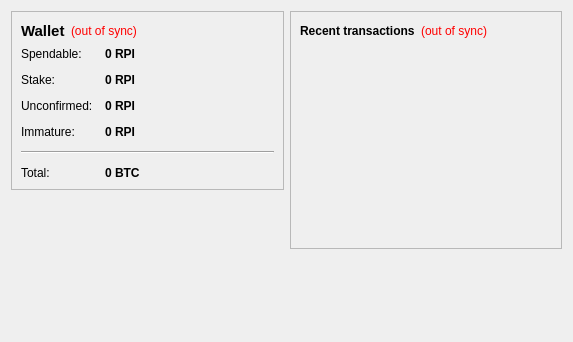
First picture: the form in src/qt/forms/overviewpage.ui, repository rpicoin/rpicore, before the edit.
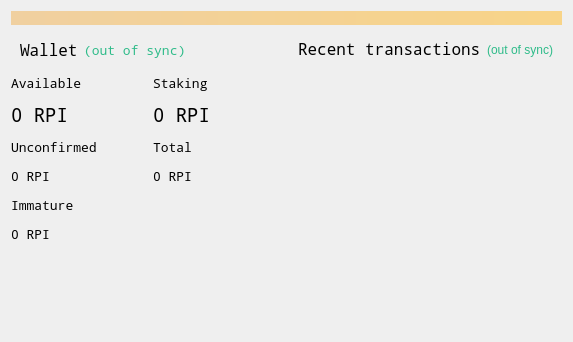
Second picture: the form after the edit.

```diff
--- a/src/qt/forms/overviewpage.ui
+++ b/src/qt/forms/overviewpage.ui
@@ -13,17 +13,30 @@
   <property name="windowTitle">
    <string>Form</string>
   </property>
+  <layout class="QVBoxLayout" name="topLayout">
+   <item>
+    <widget class="QLabel" name="labelAlerts">
+     <property name="visible">
+      <bool>false</bool>
+     </property>
+     <property name="styleSheet">
+      <string notr="true">background-color: qlineargradient(x1: 0, y1: 0, x2: 1, y2: 0, stop:0 #F0D0A0, stop:1 #F8D488);  color:#000000
+</string>
+     </property>
+     <property name="wordWrap">
+      <bool>true</bool>
+     </property>
+     <property name="margin">
+      <number>3</number>
+     </property>
+    </widget>
+   </item>
+   <item>
   <layout class="QHBoxLayout" name="horizontalLayout" stretch="1,1">
    <item>
     <layout class="QVBoxLayout" name="verticalLayout_2">
      <item>
-      <widget class="QFrame" name="frame">
-       <property name="frameShape">
-        <enum>QFrame::StyledPanel</enum>
-       </property>
-       <property name="frameShadow">
-        <enum>QFrame::Raised</enum>
-       </property>
+        <widget class="QWidget" name="widget" native="true">
        <layout class="QVBoxLayout" name="verticalLayout_4">
         <item>
          <layout class="QHBoxLayout" name="horizontalLayout_4">
@@ -31,9 +44,10 @@
            <widget class="QLabel" name="label_5">
             <property name="font">
              <font>
-              <pointsize>11</pointsize>
-              <weight>75</weight>
-              <bold>true</bold>
+                <family>Noto Mono</family>
+                <pointsize>12</pointsize>
+                <weight>50</weight>
+                <bold>false</bold>
              </font>
             </property>
             <property name="text">
@@ -43,11 +57,17 @@
           </item>
           <item>
            <widget class="QLabel" name="labelWalletStatus">
+              <property name="font">
+               <font>
+                <family>Noto Mono</family>
+                <pointsize>10</pointsize>
+               </font>
+              </property>
             <property name="toolTip">
              <string>The displayed information may be out of date. Your wallet automatically synchronizes with the rpicoin network after a connection is established, but this process has not completed yet.</string>
             </property>
             <property name="styleSheet">
-             <string notr="true">QLabel { color: red; }</string>
+               <string notr="true">QLabel { color: #2ebb89; }</string>
             </property>
             <property name="text">
              <string notr="true">(out of sync)</string>
@@ -72,50 +92,50 @@
           </item>
          </layout>
         </item>
+         </layout>
+        </widget>
+       </item>
         <item>
-         <layout class="QFormLayout" name="formLayout_2">
-          <property name="fieldGrowthPolicy">
-           <enum>QFormLayout::AllNonFixedFieldsGrow</enum>
-          </property>
-          <property name="horizontalSpacing">
+        <layout class="QGridLayout" name="gridLayout">
+         <property name="spacing">
            <number>12</number>
           </property>
-          <property name="verticalSpacing">
-           <number>12</number>
-          </property>
-          <item row="0" column="0">
-           <widget class="QLabel" name="label">
+         <item row="6" column="0">
+          <widget class="QLabel" name="labelImmatureText">
+           <property name="font">
+            <font>
+             <family>Noto Mono</family>
+             <pointsize>10</pointsize>
+            </font>
+           </property>
             <property name="text">
-             <string>Spendable:</string>
+            <string>Immature</string>
             </property>
            </widget>
           </item>
           <item row="0" column="1">
-           <widget class="QLabel" name="labelBalance">
-            <property name="font">
-             <font>
-              <weight>75</weight>
-              <bold>true</bold>
-             </font>
-            </property>
-            <property name="cursor">
-             <cursorShape>IBeamCursor</cursorShape>
-            </property>
-            <property name="toolTip">
-             <string>Your current spendable balance</string>
-            </property>
-            <property name="text">
-             <string notr="true">0 RPI</string>
-            </property>
-            <property name="textInteractionFlags">
-             <set>Qt::LinksAccessibleByMouse|Qt::TextSelectableByKeyboard|Qt::TextSelectableByMouse</set>
-            </property>
-           </widget>
-          </item>
-          <item row="1" column="0">
            <widget class="QLabel" name="label_6">
+           <property name="font">
+            <font>
+             <family>Noto Mono</family>
+             <pointsize>10</pointsize>
+            </font>
+           </property>
             <property name="text">
-             <string>Stake:</string>
+            <string>Staking</string>
+           </property>
+          </widget>
+         </item>
+         <item row="0" column="0">
+          <widget class="QLabel" name="label">
+           <property name="font">
+            <font>
+             <family>Noto Mono</family>
+             <pointsize>10</pointsize>
+            </font>
+           </property>
+           <property name="text">
+            <string>Available</string>
             </property>
            </widget>
           </item>
@@ -123,8 +143,10 @@
            <widget class="QLabel" name="labelStake">
             <property name="font">
              <font>
-              <weight>75</weight>
-              <bold>true</bold>
+             <family>Noto Mono</family>
+             <pointsize>14</pointsize>
+             <weight>50</weight>
+             <bold>false</bold>
              </font>
             </property>
             <property name="cursor">
@@ -136,24 +158,22 @@
             <property name="text">
              <string notr="true">0 RPI</string>
             </property>
+           <property name="alignment">
+            <set>Qt::AlignLeading|Qt::AlignLeft|Qt::AlignVCenter</set>
+           </property>
             <property name="textInteractionFlags">
              <set>Qt::LinksAccessibleByMouse|Qt::TextSelectableByKeyboard|Qt::TextSelectableByMouse</set>
             </property>
            </widget>
           </item>
-          <item row="2" column="0">
-           <widget class="QLabel" name="label_3">
-            <property name="text">
-             <string>Unconfirmed:</string>
-            </property>
-           </widget>
-          </item>
-          <item row="2" column="1">
+         <item row="3" column="0">
            <widget class="QLabel" name="labelUnconfirmed">
             <property name="font">
              <font>
-              <weight>75</weight>
-              <bold>true</bold>
+             <family>Noto Mono</family>
+             <pointsize>10</pointsize>
+             <weight>50</weight>
+             <bold>false</bold>
              </font>
             </property>
             <property name="cursor">
@@ -165,24 +185,62 @@
             <property name="text">
              <string notr="true">0 RPI</string>
             </property>
+           <property name="alignment">
+            <set>Qt::AlignLeading|Qt::AlignLeft|Qt::AlignVCenter</set>
+           </property>
             <property name="textInteractionFlags">
              <set>Qt::LinksAccessibleByMouse|Qt::TextSelectableByKeyboard|Qt::TextSelectableByMouse</set>
             </property>
            </widget>
           </item>
-          <item row="3" column="0">
-           <widget class="QLabel" name="labelImmatureText">
+         <item row="1" column="0">
+          <widget class="QLabel" name="labelBalance">
+           <property name="font">
+            <font>
+             <family>Noto Mono</family>
+             <pointsize>14</pointsize>
+             <weight>50</weight>
+             <bold>false</bold>
+            </font>
+           </property>
+           <property name="cursor">
+            <cursorShape>IBeamCursor</cursorShape>
+           </property>
+           <property name="toolTip">
+            <string>Your current spendable balance</string>
+           </property>
             <property name="text">
-             <string>Immature:</string>
-            </property>
-           </widget>
-          </item>
-          <item row="3" column="1">
+            <string notr="true">0 RPI</string>
+           </property>
+           <property name="alignment">
+            <set>Qt::AlignLeading|Qt::AlignLeft|Qt::AlignVCenter</set>
+           </property>
+           <property name="textInteractionFlags">
+            <set>Qt::LinksAccessibleByMouse|Qt::TextSelectableByKeyboard|Qt::TextSelectableByMouse</set>
+           </property>
+          </widget>
+         </item>
+         <item row="2" column="0">
+          <widget class="QLabel" name="label_3">
+           <property name="font">
+            <font>
+             <family>Noto Mono</family>
+             <pointsize>10</pointsize>
+            </font>
+           </property>
+           <property name="text">
+            <string>Unconfirmed</string>
+           </property>
+          </widget>
+         </item>
+         <item row="7" column="0">
            <widget class="QLabel" name="labelImmature">
             <property name="font">
              <font>
-              <weight>75</weight>
-              <bold>true</bold>
+             <family>Noto Mono</family>
+             <pointsize>10</pointsize>
+             <weight>50</weight>
+             <bold>false</bold>
              </font>
             </property>
             <property name="toolTip">
@@ -191,31 +249,35 @@
             <property name="text">
              <string notr="true">0 RPI</string>
             </property>
+           <property name="alignment">
+            <set>Qt::AlignLeading|Qt::AlignLeft|Qt::AlignVCenter</set>
+           </property>
             <property name="textInteractionFlags">
              <set>Qt::LinksAccessibleByMouse|Qt::TextSelectableByKeyboard|Qt::TextSelectableByMouse</set>
             </property>
            </widget>
           </item>
-          <item row="4" column="0" colspan="2">
-           <widget class="Line" name="line">
-            <property name="orientation">
-             <enum>Qt::Horizontal</enum>
-            </property>
-           </widget>
-          </item>
-          <item row="5" column="0">
+         <item row="2" column="1">
            <widget class="QLabel" name="labelTotalText">
+           <property name="font">
+            <font>
+             <family>Noto Mono</family>
+             <pointsize>10</pointsize>
+            </font>
+           </property>
             <property name="text">
-             <string>Total:</string>
+            <string>Total</string>
             </property>
            </widget>
           </item>
-          <item row="5" column="1">
+         <item row="3" column="1">
            <widget class="QLabel" name="labelTotal">
             <property name="font">
              <font>
-              <weight>75</weight>
-              <bold>true</bold>
+             <family>Noto Mono</family>
+             <pointsize>10</pointsize>
+             <weight>50</weight>
+             <bold>false</bold>
              </font>
             </property>
             <property name="cursor">
@@ -225,7 +287,10 @@
              <string>Your current total balance</string>
             </property>
             <property name="text">
-             <string notr="true">0 BTC</string>
+            <string notr="true">0 RPI</string>
+           </property>
+           <property name="alignment">
+            <set>Qt::AlignLeading|Qt::AlignLeft|Qt::AlignVCenter</set>
             </property>
             <property name="textInteractionFlags">
              <set>Qt::LinksAccessibleByMouse|Qt::TextSelectableByKeyboard|Qt::TextSelectableByMouse</set>
@@ -233,9 +298,6 @@
            </widget>
           </item>
          </layout>
-        </item>
-       </layout>
-      </widget>
      </item>
      <item>
       <spacer name="verticalSpacer">
@@ -255,18 +317,20 @@
    <item>
     <layout class="QVBoxLayout" name="verticalLayout_3">
      <item>
-      <widget class="QFrame" name="frame_2">
-       <property name="frameShape">
-        <enum>QFrame::StyledPanel</enum>
-       </property>
-       <property name="frameShadow">
-        <enum>QFrame::Raised</enum>
-       </property>
+        <widget class="QWidget" name="widget_2" native="true">
        <layout class="QVBoxLayout" name="verticalLayout">
         <item>
          <layout class="QHBoxLayout" name="horizontalLayout_2">
           <item>
            <widget class="QLabel" name="label_4">
+              <property name="font">
+               <font>
+                <family>Noto Mono</family>
+                <pointsize>12</pointsize>
+                <weight>50</weight>
+                <bold>false</bold>
+               </font>
+              </property>
             <property name="text">
              <string>&lt;b&gt;Recent transactions&lt;/b&gt;</string>
             </property>
@@ -278,7 +342,7 @@
              <string>The displayed information may be out of date. Your wallet automatically synchronizes with the rpicoin network after a connection is established, but this process has not completed yet.</string>
             </property>
             <property name="styleSheet">
-             <string notr="true">QLabel { color: red; }</string>
+               <string notr="true">QLabel { color: #2ebb89; }</string>
             </property>
             <property name="text">
              <string notr="true">(out of sync)</string>
@@ -325,18 +389,7 @@
        </layout>
       </widget>
      </item>
-     <item>
-      <spacer name="verticalSpacer_2">
-       <property name="orientation">
-        <enum>Qt::Vertical</enum>
-       </property>
-       <property name="sizeHint" stdset="0">
-        <size>
-         <width>20</width>
-         <height>40</height>
-        </size>
-       </property>
-      </spacer>
+      </layout>
      </item>
     </layout>
    </item>
```
Left out of the diff: 4 changed lines with no effect on the pictures. Lines whose indentation alone changed are shown as unchanged.
